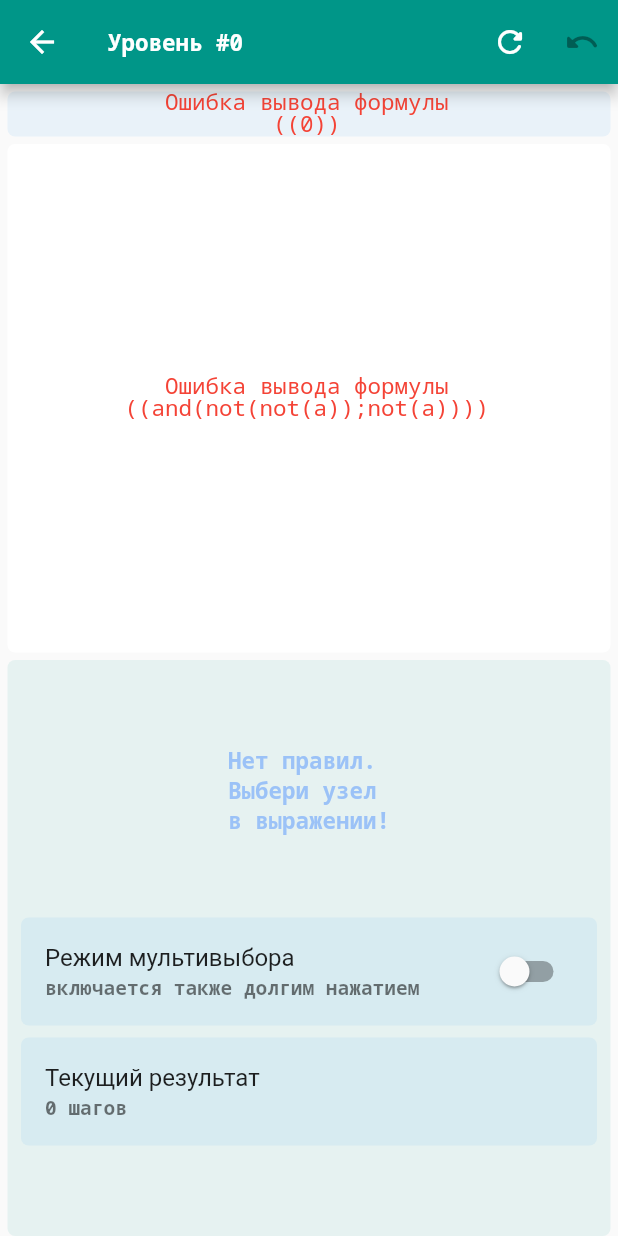
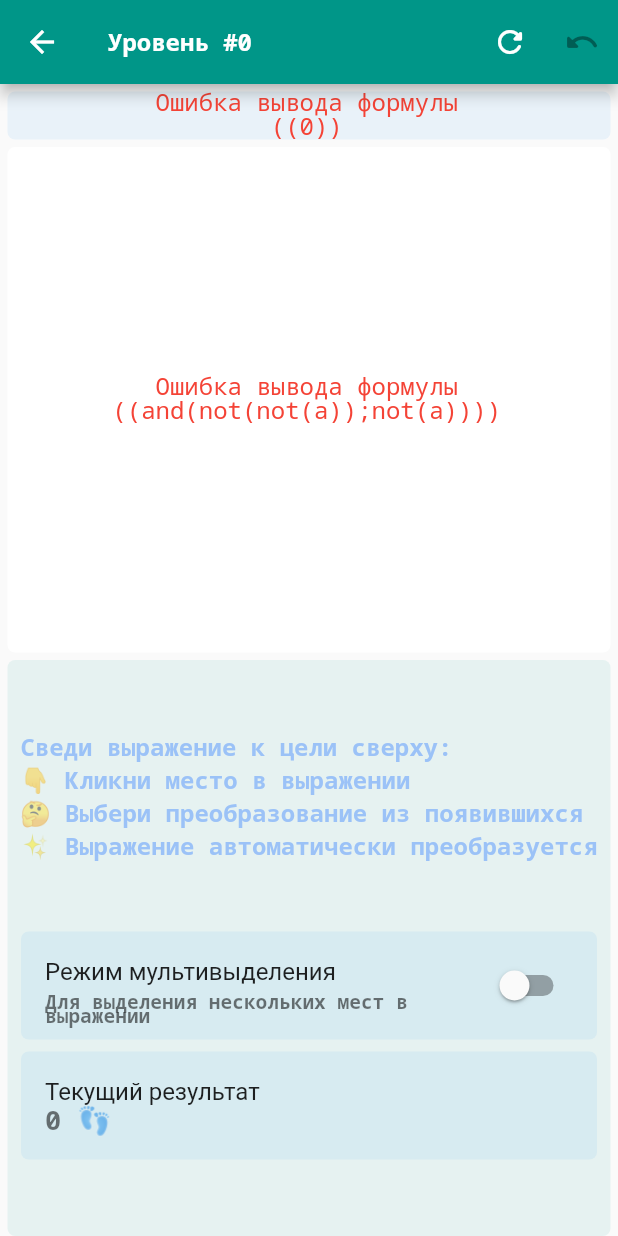
Before and after one commit to ik6cgsg/math-game-crossplatform, a Flutter app: the PlayScreen screen opened directly with empty values, on a phone screen of 412 x 824 dp. Run offline on Flutter 3.47's test engine with Material 2 defaults, Android fonts, the phone set to English and light mode, and no system bars; drawn by our look-alikes of auto_size_text; our stand-ins replace confetti, dartz, equatable, firebase_analytics, firebase_core, flutter_bloc and 2 more; accounts and stored records are empty.

Commit message:
Prepare for release

```diff
--- a/lib/presentation/widgets/play/main_math_view.dart
+++ b/lib/presentation/widgets/play/main_math_view.dart
@@ -21,7 +21,10 @@
 }
 
 class _MainMathViewState extends State<MainMathView> {
-  final double _width = 10;
+  static const double _widthMin = 5;
+  static const double _widthMax = 20;
+  bool _needUpdateWidth = true;
+  double _width = 10;
   String _currentExpression = '';
 
   @override
@@ -31,27 +34,30 @@
     return BlocProvider(
       create: (_) => di<ResolverBloc>(),
       child: BlocBuilder<ResolverBloc, ResolverState>(builder: (context, state) {
+        final w = MediaQuery.of(context).size.width;
+        final maxW = MediaQuery.of(context).orientation == Orientation.portrait ? w : w / 5 * 3;
         if (playState is Step) {
           if (_currentExpression != playState.state.currentExpression) {
             _currentExpression = playState.state.currentExpression;
+            _needUpdateWidth = true;
             BlocProvider.of<ResolverBloc>(context).add(Resolve(
-              ResolutionInput(_currentExpression, playBloc.subjectType, true, true)
+                ResolutionInput(_currentExpression, playBloc.subjectType, true, true)
             ));
           }
-          if (state is Resolving) return _loadingBody(context);
-          if (state is Resolved) return _resolvedBody(context, state.matrix, playState);
-          return _errorBody(context, (state as Error).message);
+          if (state is Resolving) return _loadingBody(context, maxW);
+          if (state is Resolved) return _resolvedBody(context, state.matrix, playState, maxW);
+          return _errorBody(context, (state as Error).message, maxW);
         } else {
-          return _loadingBody(context);
+          return _loadingBody(context, maxW);
         }
       },)
     );
   }
 
-  Widget _loadingBody(BuildContext context) {
+  Widget _loadingBody(BuildContext context, double maxW) {
     return Container(
       padding: const EdgeInsets.symmetric(horizontal: 10),
-      width: MediaQuery.of(context).size.width,
+      width: maxW,
       child: LinearProgressIndicator(
         color: Theme.of(context).primaryColor,
         minHeight: 6,
@@ -59,11 +65,28 @@
     );
   }
 
-  Widget _resolvedBody(BuildContext context, String output, Step playState) {
+  void _updateWidth(int len, double maxW) {
+    var ratio = maxW / (_width * len + 40);
+    var w = _width * ratio;
+    if (w < _widthMin) {
+      _width = _widthMin;
+    } else if (w > _widthMax) {
+      _width = _widthMax;
+    } else {
+      _width = w;
+    }
+  }
+
+  Widget _resolvedBody(BuildContext context, String output, Step playState, double maxW) {
+    var lines = output.split('\n');
+    if (_needUpdateWidth) {
+      _needUpdateWidth = false;
+      _updateWidth(lines[0].length, maxW);
+    }
     return Table(
       defaultVerticalAlignment: TableCellVerticalAlignment.bottom,
       defaultColumnWidth: FixedColumnWidth(_width),
-      children: output.split('\n').asMap().entries.map((line) {
+      children: lines.asMap().entries.map((line) {
         return TableRow(
           children: line.value.split('').asMap().entries.map((char) {
             var current = Point(char.key, line.key);
@@ -133,10 +156,10 @@
     return null;
   }
 
-  Widget _errorBody(BuildContext context, String error) {
+  Widget _errorBody(BuildContext context, String error, double maxW) {
     return Container(
       padding: const EdgeInsets.symmetric(horizontal: 10),
-      width: MediaQuery.of(context).size.width,
+      width: maxW,
       alignment: Alignment.center,
       child: SelectableText(
         error,
--- a/lib/presentation/widgets/play/no_rules_view.dart
+++ b/lib/presentation/widgets/play/no_rules_view.dart
@@ -1,3 +1,4 @@
+import 'package:auto_size_text/auto_size_text.dart';
 import 'package:flutter/material.dart' hide Step;
 import 'package:flutter_bloc/flutter_bloc.dart';
 import 'package:math_game_crossplatform/presentation/blocs/play/play_bloc.dart';
@@ -32,24 +33,45 @@
   @override
   Widget build(BuildContext context) {
     final playBloc = BlocProvider.of<PlayBloc>(context, listen: true);
+    var group = AutoSizeGroup();
+    var subGroup = AutoSizeGroup();
     return Column(
       mainAxisAlignment: MainAxisAlignment.spaceEvenly,
       crossAxisAlignment: CrossAxisAlignment.center,
       children: [
         FadeTransition(
           opacity: Tween<double>(begin: 1, end: 0.1).animate(_controller),
-          child: Text(
-            'Нет правил.\nВыбери узел\nв выражении!',
-            textAlign: TextAlign.start,
+          child: AutoSizeText(
+            'Сведи выражение к цели сверху:\n'
+            '👇 Кликни место в выражении\n'
+            '🤔 Выбери преобразование из появившихся\n'
+            '✨ Выражение автоматически преобразуется',
+            textAlign: TextAlign.left,
             style: Theme.of(context).textTheme.headline1,
+            minFontSize: 7,
+            maxLines: 4,
           )
         ),
         Column(
           children: [
             Card(
               child: ListTile(
-                title: Text('Режим мультивыбора'),
-                subtitle: Text('включается также долгим нажатием'),
+                title: AutoSizeText(
+                  'Режим мультивыделения',
+                  maxLines: 2,
+                  wrapWords: false,
+                  minFontSize: 5,
+                  maxFontSize: 16,
+                  group: group,
+                ),
+                subtitle: AutoSizeText(
+                  'Для выделения нескольких мест в выражении',
+                  maxLines: 2,
+                  wrapWords: false,
+                  minFontSize: 5,
+                  maxFontSize: 13,
+                  group: subGroup,
+                ),
                 trailing: Switch(
                   value: (playBloc.state as Step).state.multiselectMode,
                   onChanged: (_) {
@@ -60,8 +82,8 @@
             ),
             Card(
               child: ListTile(
-                title: Text('Текущий результат'),
-                subtitle: Text('${(playBloc.state as Step).state.stepCount} шагов'),
+                title: AutoSizeText('Текущий результат', group: group,),
+                subtitle: AutoSizeText('${(playBloc.state as Step).state.stepCount} 👣', group: subGroup,),
               ),
             ),
           ]
--- a/lib/presentation/widgets/play/rule_math_view.dart
+++ b/lib/presentation/widgets/play/rule_math_view.dart
@@ -50,15 +50,15 @@
         child: InkWell(
           borderRadius: const BorderRadius.all(Radius.circular(UIConstants.borderRadius)),
           onTap: onTap,
-          child:  Container(
+          child: Container(
             width: constraints.maxWidth,
             alignment: Alignment.center,
             child: SingleChildScrollView(
               scrollDirection: Axis.horizontal,
               padding: const EdgeInsets.all(10),
               child: Text(
-                  output,
-                  style: Theme.of(context).textTheme.bodyText1
+                output,
+                style: Theme.of(context).textTheme.bodyText1
               ),
             ),
           ),
--- a/lib/presentation/widgets/play/task_description_view.dart
+++ b/lib/presentation/widgets/play/task_description_view.dart
@@ -46,7 +46,7 @@
       ) :
       Container(
         width: maxW,
-        padding: const EdgeInsets.symmetric(vertical: 10),
+        padding: const EdgeInsets.symmetric(vertical: 5),
         child: Center(
           child: SingleChildScrollView(
             scrollDirection: Axis.horizontal,
@@ -63,20 +63,20 @@
   List<Widget> _children(BuildContext context, String descr, String output) {
     final textTheme = Theme.of(context).textTheme;
     return [
-      const SizedBox(height: 10, width: 10,),
+      const SizedBox(height: 5, width: 5,),
       Text(
         descr,
         style: textTheme.headline1?.copyWith(height: textTheme.bodyText1!.height),
         textAlign: TextAlign.center,
       ),
-      const SizedBox(height: 10, width: 10,),
+      const SizedBox(height: 5, width: 5,),
       output.isNotEmpty ?
       Text(
         output,
         style: textTheme.bodyText1,
       ) :
       Container(),
-      output.isNotEmpty ? const SizedBox(height: 10, width: 10,) : Container(),
+      output.isNotEmpty ? const SizedBox(height: 5, width: 5,) : Container(),
     ];
   }
 
--- a/pubspec.yaml
+++ b/pubspec.yaml
@@ -37,6 +37,7 @@
   package_info_plus: ^1.4.2
   flutter_launcher_icons: ^0.9.2
   confetti: ^0.7.0
+  auto_size_text: ^3.0.0
 
 dev_dependencies:
   flutter_test:
```
Also changed, not shown: lib/main.dart (+4 -4 lines), lib/presentation/widgets/game/level_view.dart (+21 -13 lines), pubspec.lock.
